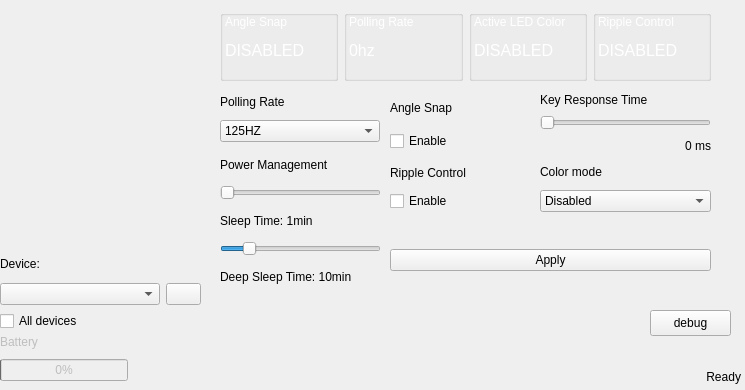
iago-fragnan/attack-shark-x11-linux, file atsx11.ui: the form before one commit.
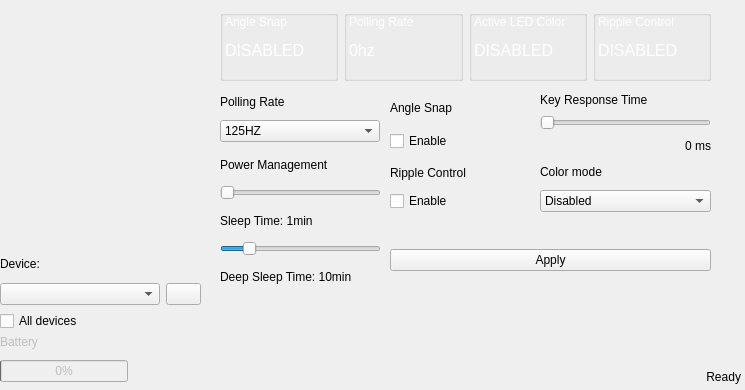
The form after the commit. Icons and pictures are not drawn.

Commit message: fix: remove debug button

```diff
--- a/atsx11.ui
+++ b/atsx11.ui
@@ -357,7 +357,7 @@
       <x>0</x>
       <y>330</y>
       <width>141</width>
-      <height>51</height>
+      <height>52</height>
      </rect>
     </property>
     <layout class="QGridLayout" name="gridLayout_7">
@@ -2615,19 +2615,6 @@
      </item>
     </layout>
    </widget>
-   <widget class="QPushButton" name="debug_reset">
-    <property name="geometry">
-     <rect>
-      <x>650</x>
-      <y>310</y>
-      <width>81</width>
-      <height>26</height>
-     </rect>
-    </property>
-    <property name="text">
-     <string>debug</string>
-    </property>
-   </widget>
   </widget>
   <action name="actiona">
    <property name="text">
```
The commit also changes 2 other files.
